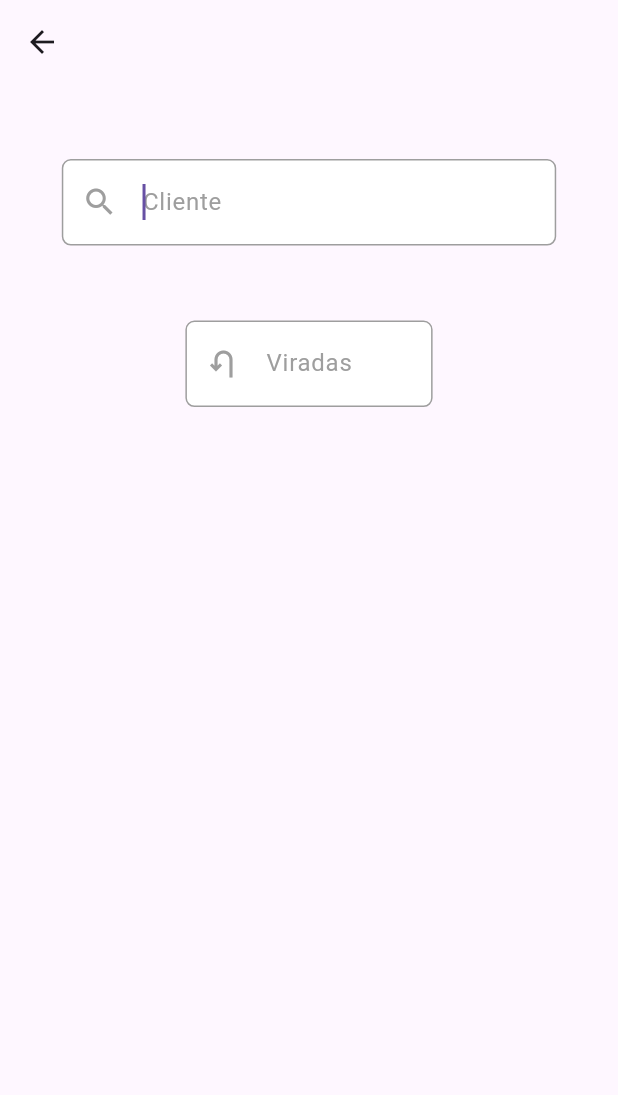
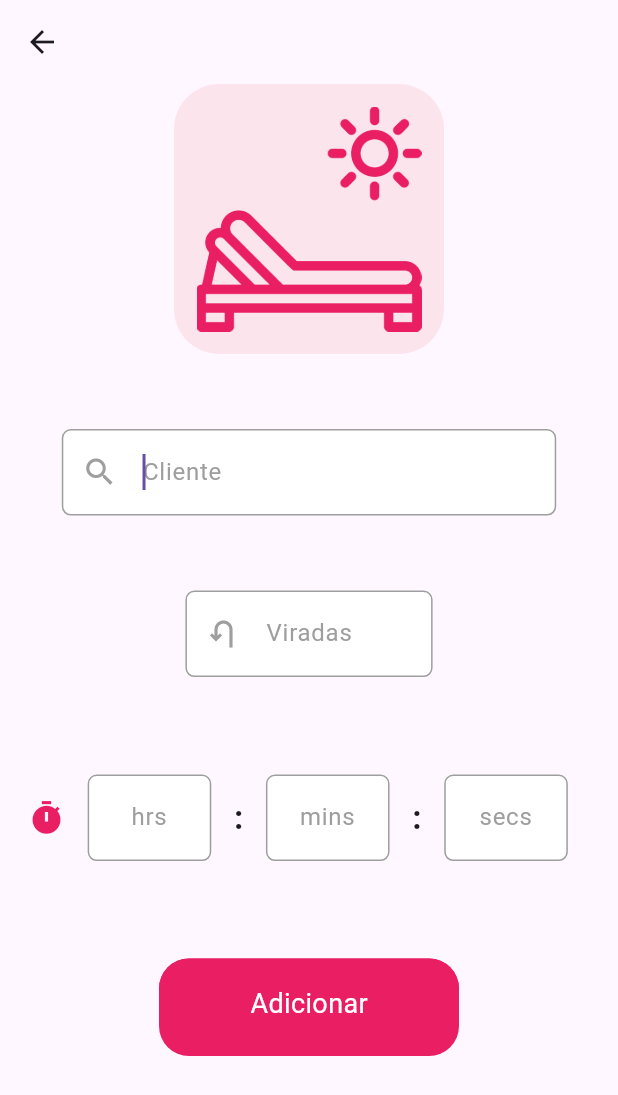
Before and after one commit to Fael123Programming/agendador-bronzeamento-flutter, a Flutter app: the BedDetails screen opened directly, on a phone screen of 412 x 824 dp. Shown: the top 1095 px of the screen. Run offline on Flutter 3.47's test engine with Material 3 defaults, Android fonts, the light colour scheme and no system bars; drawn by our look-alikes of nice_buttons; our stand-ins replace grouped_list, image_picker.

Commit message:
Feat.: bed details

```diff
--- a/lib/views/beds/screens/bed_details.dart
+++ b/lib/views/beds/screens/bed_details.dart
@@ -1,6 +1,9 @@
 import 'package:agendador_bronzeamento/views/beds/widgets/search_client_input.dart';
+import 'package:agendador_bronzeamento/views/beds/widgets/time_picker/time_picker.dart';
 import 'package:agendador_bronzeamento/views/beds/widgets/turn_around_input.dart';
 import 'package:flutter/material.dart';
+import 'package:nice_buttons/nice_buttons.dart';
+import 'dart:async';
 
 class BedDetails extends StatefulWidget {
   final Map<dynamic, dynamic>? bedData;
@@ -15,14 +18,22 @@ class _BedDetails extends State<BedDetails> {
   final _formKey = GlobalKey<FormState>();
   final searchClientInputController = TextEditingController();
   final turnAroundInputController = TextEditingController();
-  late FocusNode searchClientInputFocusNode, turnAroundFocusNode;
+  late FocusNode searchClientInputFocusNode,
+      turnAroundFocusNode,
+      timePickerFocusNode;
   final String defaultTurnAroundNumber = '4';
+  final String defaultHours = '0', defaultMins = '40', defaultSecs = '0';
+  final hoursController = TextEditingController();
+  final minsController = TextEditingController();
+  final secsController = TextEditingController();
+  Duration duration = const Duration();
 
   @override
   void initState() {
     super.initState();
     searchClientInputFocusNode = FocusNode();
     turnAroundFocusNode = FocusNode();
+    timePickerFocusNode = FocusNode();
     searchClientInputFocusNode.requestFocus();
   }
 
@@ -30,6 +41,7 @@ class _BedDetails extends State<BedDetails> {
   void dispose() {
     searchClientInputFocusNode.dispose();
     turnAroundFocusNode.dispose();
+    timePickerFocusNode.dispose();
     super.dispose();
   }
 
@@ -40,11 +52,25 @@ class _BedDetails extends State<BedDetails> {
         appBar: AppBar(),
         body: GestureDetector(
           onTap: () => FocusManager.instance.primaryFocus?.unfocus(),
-          child: Container(
-            margin: const EdgeInsets.only(top: 50),
           child: SingleChildScrollView(
             child: Column(
               children: [
+                Container(
+                  decoration: BoxDecoration(
+                    color: Colors.pink[50],
+                    borderRadius: const BorderRadius.all(Radius.circular(30)),
+                  ),
+                  padding: const EdgeInsets.all(15),
+                  margin: const EdgeInsets.only(
+                    bottom: 50,
+                  ),
+                  child: Image.asset(
+                    'assets/beach-chair.png',
+                    width: 150,
+                    height: 150,
+                    color: Colors.pink,
+                  ),
+                ),
                 Form(
                   key: _formKey,
                   child: Column(
@@ -53,10 +79,13 @@ class _BedDetails extends State<BedDetails> {
                         controller: searchClientInputController,
                         focusNode: searchClientInputFocusNode,
                         onEditingComplete: () {
-                            setState(
-                              () => turnAroundInputController.text =
-                                  defaultTurnAroundNumber,
-                            );
+                          setState(() {
+                            turnAroundInputController.text =
+                                defaultTurnAroundNumber;
+                            hoursController.text = defaultHours;
+                            minsController.text = defaultMins;
+                            secsController.text = defaultSecs;
+                          });
                         },
                       ),
                       const SizedBox(
@@ -65,9 +94,68 @@ class _BedDetails extends State<BedDetails> {
                       TurnAroundInput(
                         controller: turnAroundInputController,
                         focusNode: turnAroundFocusNode,
-                          onEditingComplete: () {},
+                        onEditingComplete: () =>
+                            timePickerFocusNode.requestFocus(),
                       ),
-                        // Text('Tempo'),
+                      const SizedBox(
+                        height: 50,
+                      ),
+                      TimePicker(
+                        duration: duration,
+                        hourFocusNode: timePickerFocusNode,
+                        hoursController: hoursController,
+                        minsController: minsController,
+                        secsController: secsController,
+                        onEditingComplete: () {
+                          FocusManager.instance.primaryFocus?.unfocus();
+                          Duration duration = Duration(
+                            hours: int.parse(hoursController.text),
+                            minutes: int.parse(minsController.text),
+                            seconds: int.parse(secsController.text),
+                          );
+                          if (duration.inSeconds == 0) {
+                            ScaffoldMessenger.of(context).showSnackBar(
+                              const SnackBar(
+                                content: Text('Tempo não pode ser zero'),
+                                duration: Duration(
+                                  seconds: 2,
+                                ),
+                              ),
+                            );
+                            setState(() {
+                              hoursController.text = defaultHours;
+                              minsController.text = defaultMins;
+                              secsController.text = defaultSecs;
+                            });
+                          }
+                        },
+                      ),
+                      const SizedBox(
+                        height: 50,
+                      ),
+                      NiceButtons(
+                        startColor: Colors.pink,
+                        endColor: Colors.pink,
+                        borderColor: Colors.pink,
+                        stretch: false,
+                        progress: true,
+                        gradientOrientation: GradientOrientation.Horizontal,
+                        onTap: (finish) {
+                          // print('On tap called');
+                          Timer(const Duration(seconds: 2), () {
+                            finish();
+                            // print('Finish');
+                            Navigator.pop(context);
+                          });
+                        },
+                        child: Text(
+                          widget.bedData == null ? 'Adicionar' : 'Salvar',
+                          style: const TextStyle(
+                            color: Colors.white,
+                            fontSize: 18,
+                          ),
+                        ),
+                      )
                     ],
                   ),
                 )
@@ -76,7 +164,6 @@ class _BedDetails extends State<BedDetails> {
           ),
         ),
       ),
-      ),
     );
   }
 }
--- a/lib/views/beds/widgets/search_client_input.dart
+++ b/lib/views/beds/widgets/search_client_input.dart
@@ -18,6 +18,7 @@ class SearchClientInput extends StatefulWidget {
 
 class _SearchClientInputState extends State<SearchClientInput> {
   final controller = TextEditingController();
+  final suggestionCount = 1;
   late TextEditingController textFormFieldController;
   List<Map> usersToShow = [];
 
@@ -175,7 +176,7 @@ class _SearchClientInputState extends State<SearchClientInput> {
                   name.toLowerCase(),
                 ),
           )
-          .take(3),
+          .take(suggestionCount),
     );
     return toReturn;
   }
--- /dev/null
+++ b/lib/views/beds/widgets/time_picker/time_entity.dart
@@ -0,0 +1,76 @@
+import 'package:agendador_bronzeamento/utils/validator.dart';
+import 'package:flutter/material.dart';
+
+class TimeEntity extends StatefulWidget {
+  final String hintText;
+  final TextEditingController controller;
+  final Function()? onEditingComplete;
+  final FocusNode? focusNode;
+
+  const TimeEntity({
+    super.key,
+    this.focusNode,
+    this.onEditingComplete,
+    required this.hintText,
+    required this.controller,
+  });
+
+  @override
+  State<TimeEntity> createState() => _TimeEntityState();
+}
+
+class _TimeEntityState extends State<TimeEntity> {
+  @override
+  Widget build(BuildContext context) {
+    double width = MediaQuery.of(context).size.width;
+    double height = MediaQuery.of(context).size.height;
+    return Center(
+      child: Container(
+        margin: const EdgeInsets.all(15),
+        width: width * 0.2,
+        height: height * 0.07,
+        padding: const EdgeInsets.all(15),
+        decoration: BoxDecoration(
+          borderRadius: BorderRadius.circular(6),
+          color: Colors.white,
+          border: Border.all(
+            color: Colors.grey,
+          ),
+        ),
+        child: Center(
+          child: Row(
+            children: [
+              Expanded(
+                child: TextFormField(
+                  onChanged: (value) {
+                    String valStr;
+                    if (Validator.isInteger(value)) {
+                      valStr = value.toString();
+                    } else {
+                      valStr = '0';
+                    }
+                    setState(() {
+                      widget.controller.text = valStr;
+                    });
+                  },
+                  onEditingComplete: widget.onEditingComplete,
+                  focusNode: widget.focusNode,
+                  controller: widget.controller,
+                  keyboardType: TextInputType.number,
+                  textAlign: TextAlign.center,
+                  // autofocus: true,
+                  decoration: InputDecoration.collapsed(
+                    hintText: widget.hintText,
+                    hintStyle: const TextStyle(
+                      color: Colors.grey,
+                    ),
+                  ),
+                ),
+              ),
+            ],
+          ),
+        ),
+      ),
+    );
+  }
+}
--- /dev/null
+++ b/lib/views/beds/widgets/time_picker/time_picker.dart
@@ -0,0 +1,86 @@
+import 'package:agendador_bronzeamento/views/beds/widgets/time_picker/time_entity.dart';
+import 'package:flutter/material.dart';
+
+class TimePicker extends StatefulWidget {
+  final Duration duration;
+  final FocusNode hourFocusNode;
+  final TextEditingController hoursController;
+  final TextEditingController minsController;
+  final TextEditingController secsController;
+  final Function() onEditingComplete;
+
+  const TimePicker({
+    super.key,
+    required this.duration,
+    required this.hourFocusNode,
+    required this.hoursController,
+    required this.minsController,
+    required this.secsController,
+    required this.onEditingComplete,
+  });
+
+  @override
+  State<TimePicker> createState() => _TimePickerState();
+}
+
+class _TimePickerState extends State<TimePicker> {
+  late FocusNode minsFocusNode;
+  late FocusNode secsFocusNode;
+  final collonBox = const SizedBox(
+    child: Text(
+      ':',
+      style: TextStyle(
+        fontSize: 22,
+        fontWeight: FontWeight.bold,
+      ),
+    ),
+  );
+
+  @override
+  void initState() {
+    super.initState();
+    minsFocusNode = FocusNode();
+    secsFocusNode = FocusNode();
+  }
+
+  @override
+  void dispose() {
+    minsFocusNode.dispose();
+    secsFocusNode.dispose();
+    super.dispose();
+  }
+
+  @override
+  Widget build(BuildContext context) {
+    return Row(
+      mainAxisAlignment: MainAxisAlignment.center,
+      children: [
+        const Icon(
+          Icons.timer,
+          color: Colors.pink,
+          size: 25,
+        ),
+        TimeEntity(
+          hintText: 'hrs',
+          controller: widget.hoursController,
+          focusNode: widget.hourFocusNode,
+          onEditingComplete: () => minsFocusNode.requestFocus(),
+        ),
+        collonBox,
+        TimeEntity(
+          hintText: 'mins',
+          controller: widget.minsController,
+          focusNode: minsFocusNode,
+          onEditingComplete: () => secsFocusNode.requestFocus(),
+        ),
+        collonBox,
+        TimeEntity(
+          hintText: 'secs',
+          focusNode: secsFocusNode,
+          controller: widget.secsController,
+          onEditingComplete: widget.onEditingComplete,
+        ),
+      ],
+    );
+  }
+}
```
Also changed, not shown: assets/beach-chair.png (added). Lines whose indentation alone changed are shown as unchanged.
